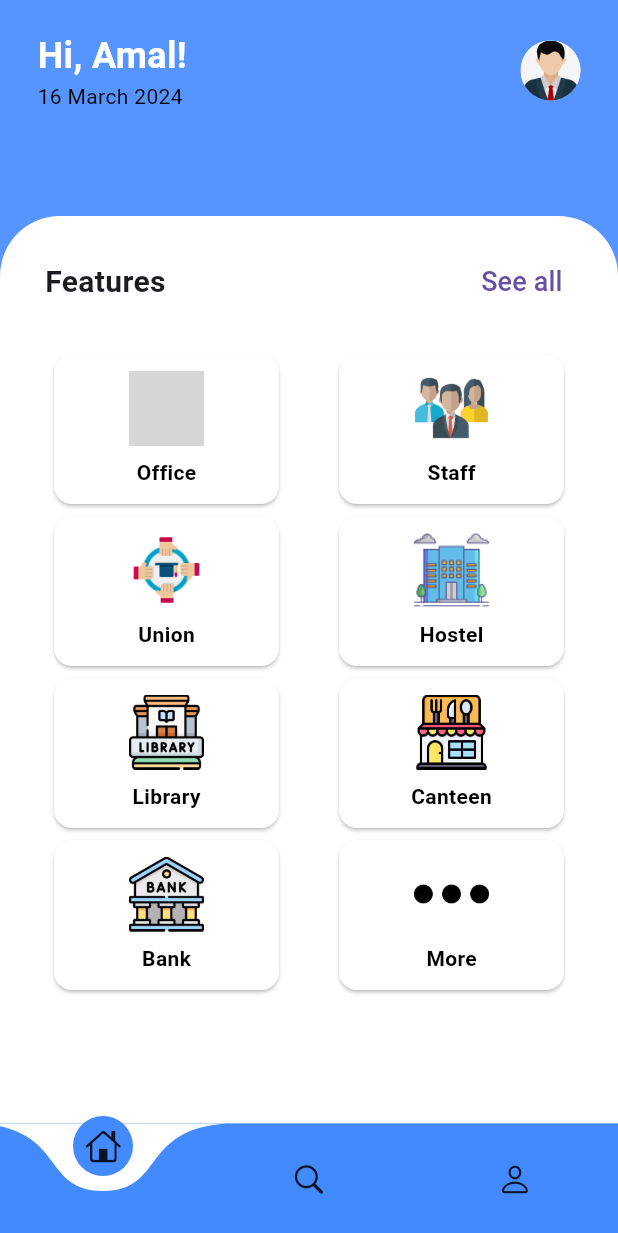
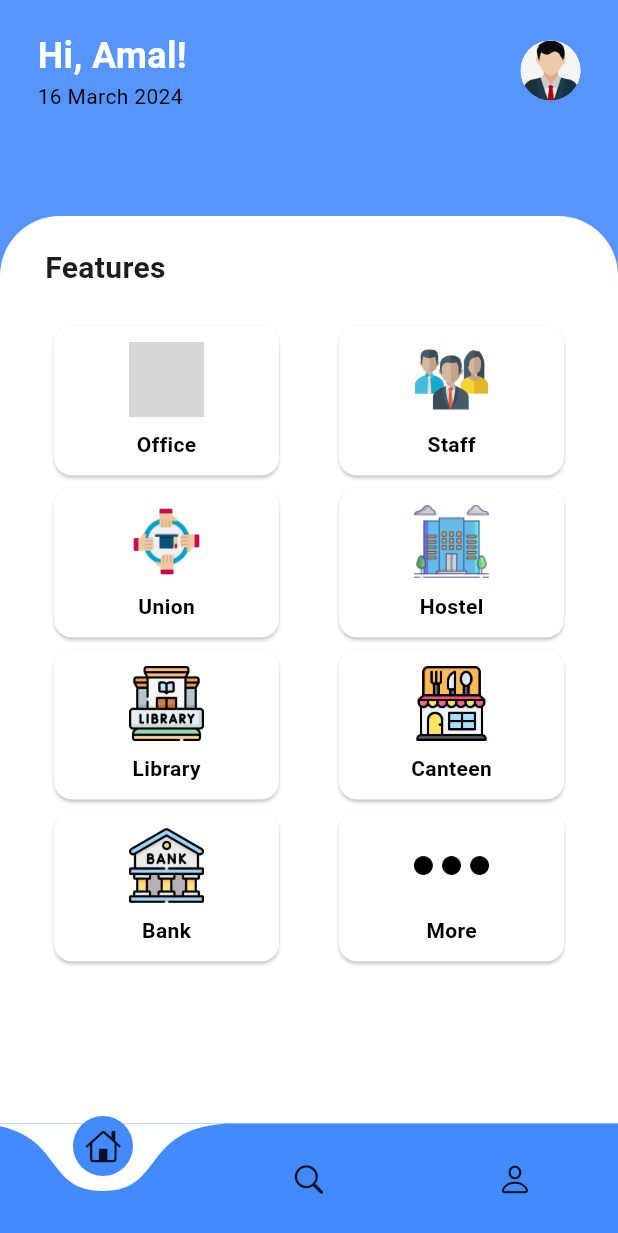
Before and after one commit to NIYASNY/mujlis_project, a Flutter app: the screen it shows once a user with an empty profile is signed in, on a phone screen of 412 x 824 dp. Shown: the top 1233 px of the screen. Run offline on Flutter 3.47's test engine with Material 3 defaults, Android fonts, the phone set to English and light mode, and no system bars; drawn by our look-alikes of curved_navigation_bar; our stand-ins replace bloc, carousel_slider, cloud_firestore, firebase_auth, firebase_core, firebase_database and 18 more; accounts and stored records are empty; network calls fail; grey boxes are pictures that could not be loaded.

Commit message:
updated admin and user ui

```diff
--- a/lib/app/controller/auth/widgets/adminpage.dart
+++ b/lib/app/controller/auth/widgets/adminpage.dart
@@ -46,14 +46,9 @@ class _AdminPageState extends State<AdminPage> {
         ],
       ),
       backgroundColor: Colors.blueAccent.withOpacity(0.9),
-      // backgroundColor: Colors.deepPurple,
-      // backgroundColor: Color.fromARGB(230, 27, 4, 230),
       drawer: Drawer(
         backgroundColor: Colors.amber,
       ),
-
-      // drawer: EndDrawer(),
-      // endDrawer: EndDrawer(),
       body: Container(
         child: SafeArea(
           child: Container(
--- a/lib/app/view/widgets/homepage.dart
+++ b/lib/app/view/widgets/homepage.dart
@@ -127,23 +127,6 @@ class _HomePageState extends State<HomePage> {
                                             fontSize: 20),
                                       ),
                                     ),
-                                    Padding(
-                                      padding: const EdgeInsets.only(
-                                          right: 25, top: 20),
-                                      child: TextButton(
-                                        child: Text(
-                                          "See all",
-                                          style: TextStyle(fontSize: 18),
-                                        ),
-                                        onPressed: () {
-                                          Navigator.push(
-                                              context,
-                                              MaterialPageRoute(
-                                                  builder: (context) =>
-                                                      Seeall()));
-                                        },
-                                      ),
-                                    ),
                                   ],
                                 ),
                                 SizedBox(
```
Also changed, not shown: lib/app/utils/routing.dart (deleted, +0 -38 lines).
